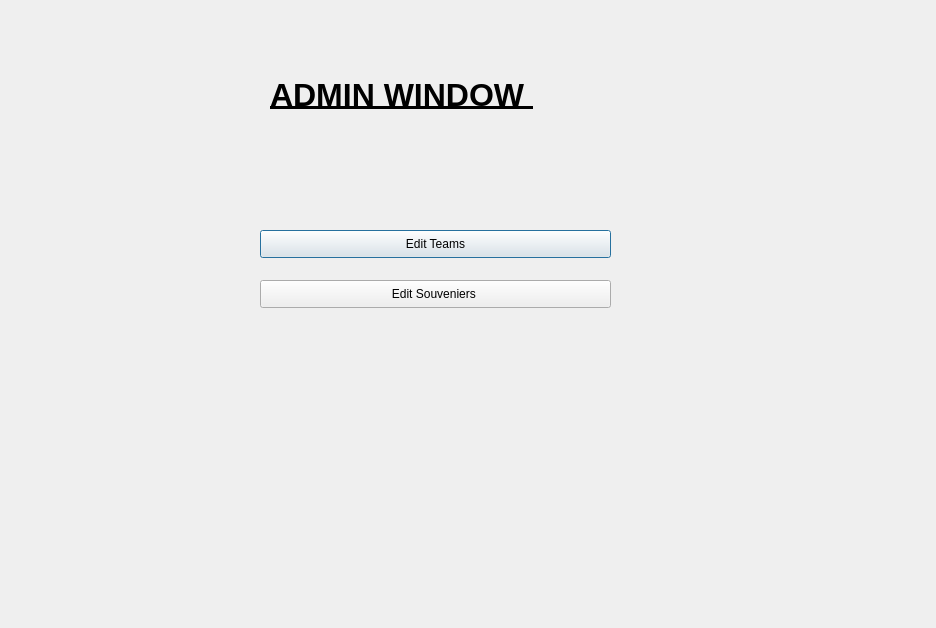
First picture: the form in Admin/admin.ui, repository parham-sharaf/BTM-algo, before the edit.
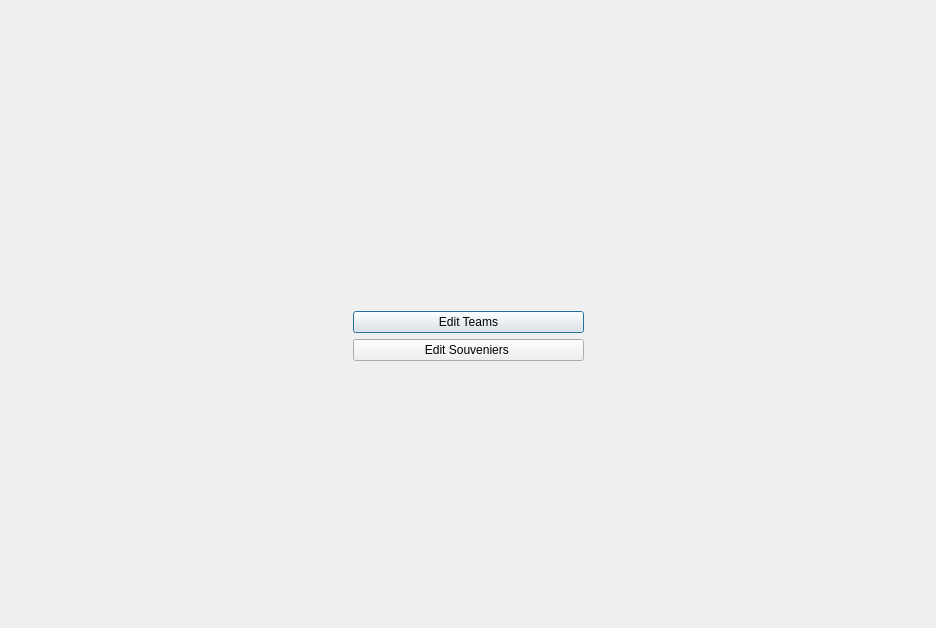
Second picture: the form after the edit.

Commit message: updated fonts and background pics / UI

The edit to the form file:
```diff
--- a/Admin/admin.ui
+++ b/Admin/admin.ui
@@ -13,45 +13,89 @@
   <property name="windowTitle">
    <string>Dialog</string>
   </property>
+  <layout class="QGridLayout" name="gridLayout_2">
+   <item row="0" column="0">
+    <layout class="QGridLayout" name="gridLayout">
+     <item row="0" column="1">
+      <spacer name="verticalSpacer">
+       <property name="orientation">
+        <enum>Qt::Vertical</enum>
+       </property>
+       <property name="sizeHint" stdset="0">
+        <size>
+         <width>20</width>
+         <height>40</height>
+        </size>
+       </property>
+      </spacer>
+     </item>
+     <item row="1" column="0">
+      <spacer name="horizontalSpacer">
+       <property name="orientation">
+        <enum>Qt::Horizontal</enum>
+       </property>
+       <property name="sizeHint" stdset="0">
+        <size>
+         <width>40</width>
+         <height>20</height>
+        </size>
+       </property>
+      </spacer>
+     </item>
+     <item row="1" column="1" rowspan="2" colspan="2">
+      <layout class="QVBoxLayout" name="verticalLayout">
+       <item>
   <widget class="QLabel" name="label">
-   <property name="geometry">
-    <rect>
-     <x>270</x>
-     <y>60</y>
-     <width>471</width>
-     <height>71</height>
-    </rect>
-   </property>
    <property name="text">
-    <string>&lt;html&gt;&lt;head/&gt;&lt;body&gt;&lt;p&gt;&lt;span style=&quot; font-size:24pt; font-weight:600; text-decoration: underline;&quot;&gt;ADMIN WINDOW &lt;/span&gt;&lt;/p&gt;&lt;/body&gt;&lt;/html&gt;</string>
-   </property>
-  </widget>
+          <string>&lt;html&gt;&lt;head/&gt;&lt;body&gt;&lt;p&gt;&lt;span style=&quot; font-size:24pt; font-weight:600; color:#eeeeec;&quot;&gt;Admin Window&lt;/span&gt;&lt;/p&gt;&lt;/body&gt;&lt;/html&gt;</string>
+         </property>
+        </widget>
+       </item>
+       <item>
   <widget class="QPushButton" name="Edit_Teams_Button">
-   <property name="geometry">
-    <rect>
-     <x>260</x>
-     <y>230</y>
-     <width>351</width>
-     <height>28</height>
-    </rect>
-   </property>
    <property name="text">
     <string>Edit Teams</string>
    </property>
   </widget>
+       </item>
+       <item>
   <widget class="QPushButton" name="Edit_Souvenirs_Button">
-   <property name="geometry">
-    <rect>
-     <x>260</x>
-     <y>280</y>
-     <width>351</width>
-     <height>28</height>
-    </rect>
-   </property>
    <property name="text">
     <string>Edit Souveniers </string>
    </property>
   </widget>
+       </item>
+      </layout>
+     </item>
+     <item row="2" column="3">
+      <spacer name="horizontalSpacer_2">
+       <property name="orientation">
+        <enum>Qt::Horizontal</enum>
+       </property>
+       <property name="sizeHint" stdset="0">
+        <size>
+         <width>40</width>
+         <height>20</height>
+        </size>
+       </property>
+      </spacer>
+     </item>
+     <item row="3" column="2">
+      <spacer name="verticalSpacer_2">
+       <property name="orientation">
+        <enum>Qt::Vertical</enum>
+       </property>
+       <property name="sizeHint" stdset="0">
+        <size>
+         <width>20</width>
+         <height>40</height>
+        </size>
+       </property>
+      </spacer>
+     </item>
+    </layout>
+   </item>
+  </layout>
  </widget>
  <resources/>
  <connections/>
```
Lines whose indentation alone changed are shown as unchanged. The commit also changes 23 other files.
